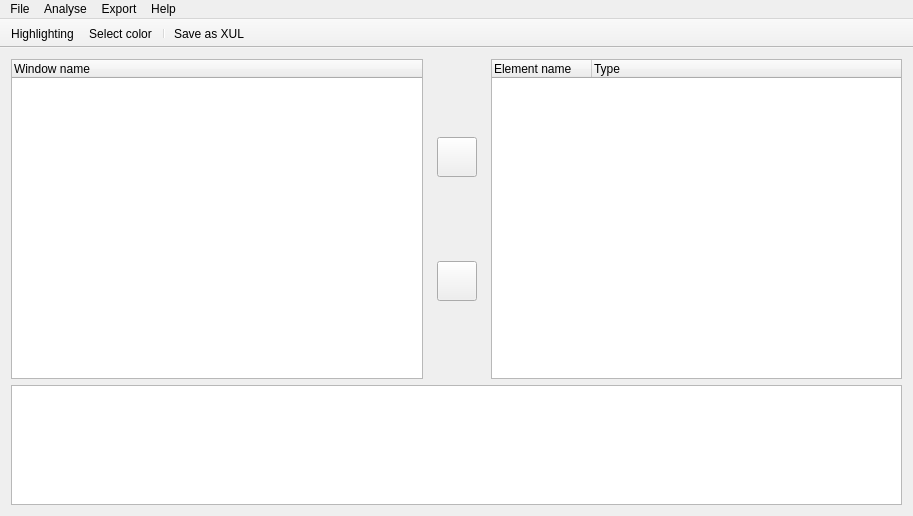
First picture: the form in src/MainWindow.ui, repository Audio/GUI-Extractor, before the edit.
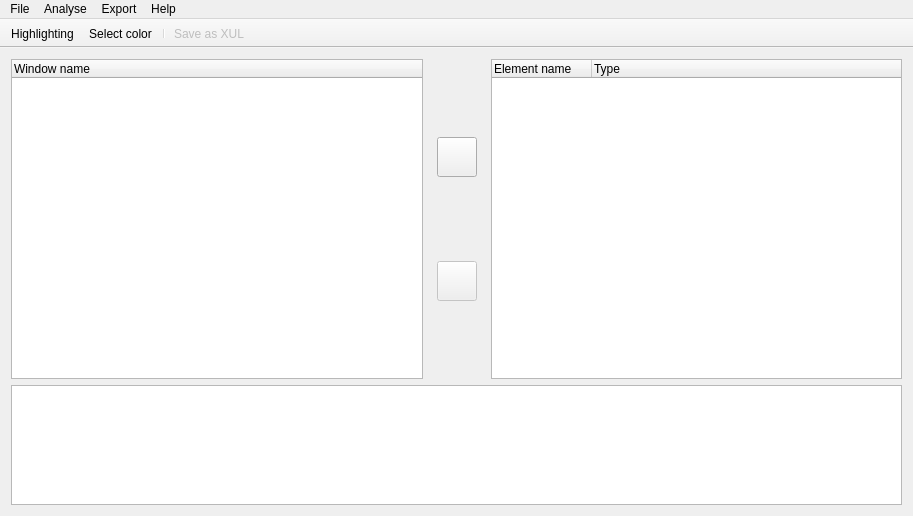
Second picture: the form after the edit. Icons and pictures are not drawn.

Commit message: Fixed GUI consistency. Also set a proper width for XUL buttons.

Diff of the .ui file:
```diff
--- a/src/MainWindow.ui
+++ b/src/MainWindow.ui
@@ -82,6 +82,9 @@
         </item>
         <item>
          <widget class="QPushButton" name="buttonAnalyze">
+          <property name="enabled">
+           <bool>false</bool>
+          </property>
           <property name="minimumSize">
            <size>
             <width>40</width>
@@ -289,6 +292,9 @@
    </property>
   </action>
   <action name="actionExportXUL">
+   <property name="enabled">
+    <bool>false</bool>
+   </property>
    <property name="icon">
     <iconset resource="resources/icons.qrc">
      <normaloff>:/icons/export.png</normaloff>:/icons/export.png</iconset>
```
Left out of the diff: 3 changed lines with no effect on the pictures. The commit also changes 3 other files.
